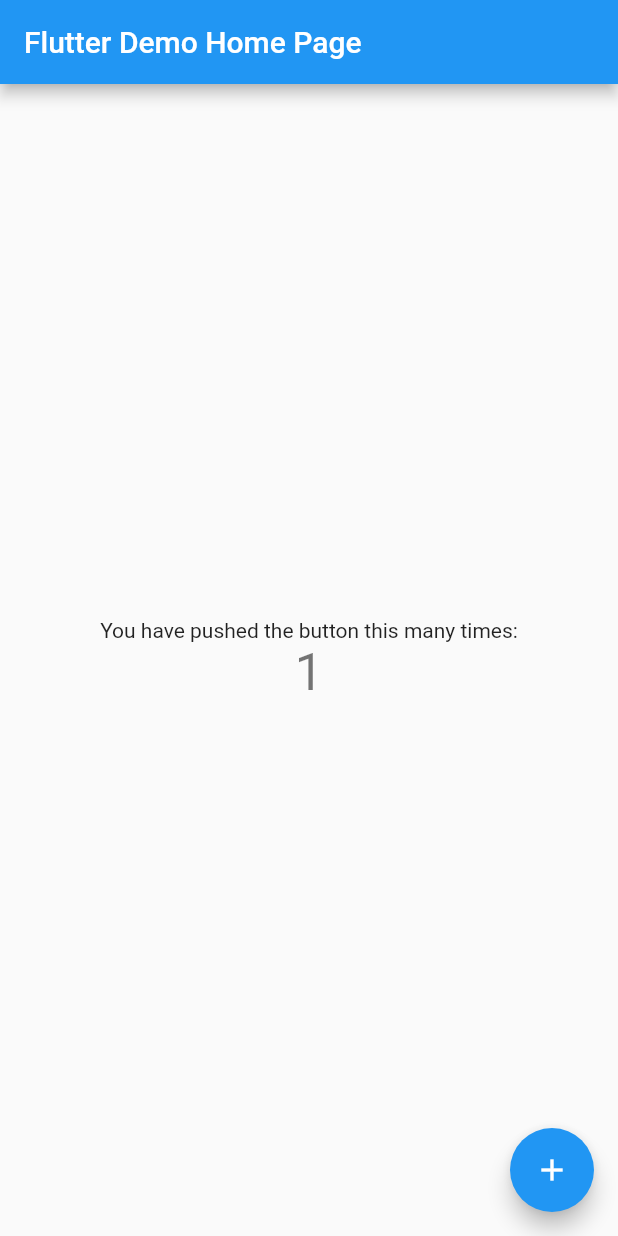
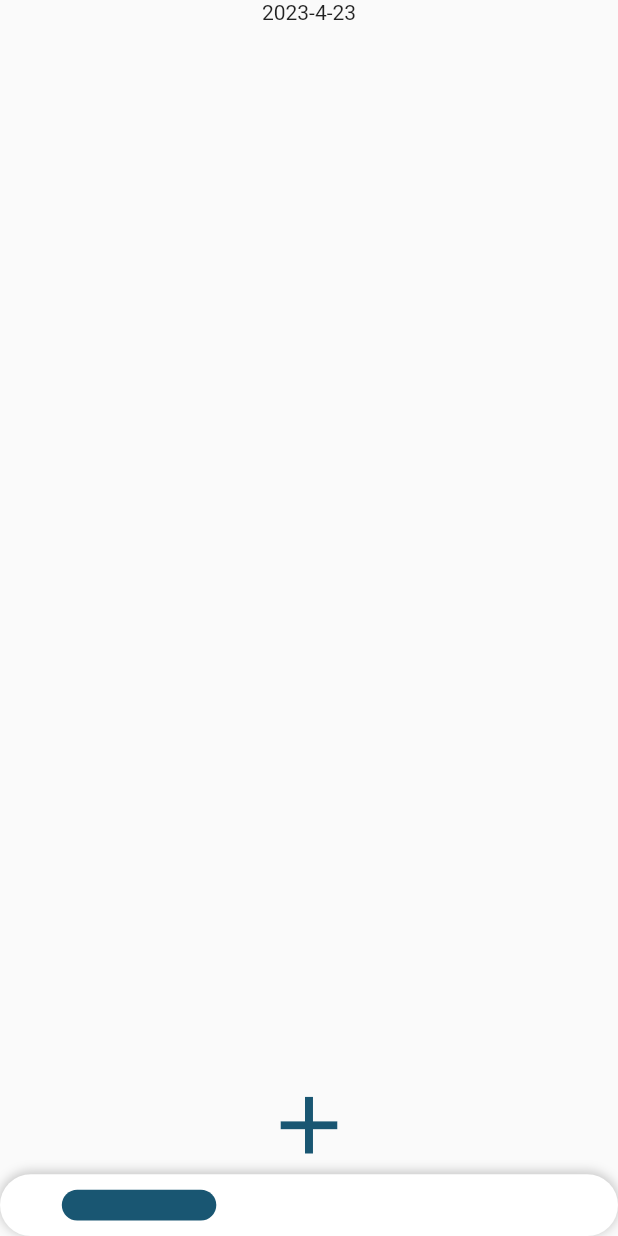
Before and after one commit to jhoncke2/super_daily_habits, a Flutter app: the screen it shows after launch, after a tap on the "add" icon, on a phone screen of 412 x 824 dp. Run offline on Flutter 3.47's test engine with Material 2 defaults, Android fonts, the phone set to English and light mode, and no system bars; our stand-ins replace bloc, equatable, flutter_bloc, get_it, sqflite; accounts and stored records are empty.

Commit message:
Implementando interfaz en today page.

```diff
--- /dev/null
+++ b/lib/app_theme.dart
@@ -0,0 +1,44 @@
+import 'package:flutter/material.dart';
+
+class AppColors{
+  static const primary = Color.fromRGBO(47, 157, 192, 1);
+  static const primaryLight = Color.fromRGBO(79, 190, 220, 1);
+  static const primaryDark = Color.fromRGBO(25, 86, 114, 1);
+  static const primarySuperLight = Color.fromRGBO(89, 200, 230, 1);
+  static const secondary = Color.fromRGBO(240, 240, 240, 1);
+  static const secondaryLight = Color.fromRGBO(249, 249, 249, 1);
+  static const textPrimary = Colors.black;
+  static const textPrimaryDark = Colors.white;
+  static const textSecondary = Colors.grey;
+  static const shadow = Color.fromRGBO(200, 200, 200, 1);
+  static const backgroundPrimary = Colors.white;
+  static const backgroundSecondary = Color.fromRGBO(240, 240, 240, 1);
+  static const iconPrimary = Color.fromRGBO(143, 171, 221, 1);
+}
+
+class AppDimens{
+  static final AppDimens _instance = AppDimens._();
+
+  AppDimens._():
+    _screenWidth = MediaQueryData.fromWindow(WidgetsBinding.instance.window).size.width,
+    _screenHeight = MediaQueryData.fromWindow(WidgetsBinding.instance.window).size.height;
+
+  factory AppDimens() => _instance;
+
+  final double _screenHeight;
+  final double _screenWidth;
+
+  double get scaffoldHorizontalPadding => _screenWidth * 0.02;
+  double get scaffoldVerticalPadding => _screenHeight * 0.01;
+  double get normalContainerHorizontalMargin => _screenWidth * 0.022;
+  double get normalContainerVerticalMargin => _screenHeight * 0.011;
+  double get titleTextSize => 26;
+  double get subtitleTextSize => 20;
+  double get normalTextSize => 17;
+  double get littleTextSize => 15;
+  double get littleIconSize => 22;
+  double get normalIconSize => 50;
+  double get bigIconSize => 65;
+  double getHeightPercentage(double perc) => _screenHeight * perc;
+  double getWidthPercentage(double perc) => _screenWidth * perc;
+}
--- a/lib/common/data/database.dart
+++ b/lib/common/data/database.dart
@@ -33,30 +33,6 @@ const activitiesWorkKey = 'work';
 const daysActivitiesTableName = 'days_activities';
 const daysActivitiesActivityIdKey = 'activity_id';
 const daysActivitiesDayIdKey = 'day_id';
-
-const tablesColumns = {
-  weekDaysTableName: [
-    idKey,
-    weekDaysNameKey
-  ],
-  daysTableName: [
-    idKey,
-    daysDateKey,
-    daysWorkKey
-  ],
-  activitiesTableName: [
-    idKey,
-    activitiesNameKey,
-    activitiesInitHourKey,
-    activitiesDurationKey,
-    activitiesWorkKey
-  ],
-  daysActivitiesTableName: [
-    idKey,
-    daysActivitiesActivityIdKey,
-    daysActivitiesDayIdKey
-  ]
-};
 
 abstract class DatabaseManager{
   Future<List<Map<String, dynamic>>> queryAll(String tableName);
@@ -181,7 +157,7 @@ class CustomDataBaseFactory{
       CREATE TABLE $weekDaysTableName (
         $idKey INTEGER PRIMARY KEY,
         $weekDaysNameKey TEXT NOT NULL,
-        CONSTRAINT $weekDaysNameConstraintName check ($weekDaysNameKey in ($weekDaysMondayValue, $weekDaysThursdayValue, $weekDaysWednesdayValue, $weekDaysTwesdayValue, $weekDaysFridayValue, $weekDaysSaturdayValue, $weekDaysSundayValue, $weekDaysHollyDayValue))
+        CONSTRAINT $weekDaysNameConstraintName check ($weekDaysNameKey in ("$weekDaysMondayValue", "$weekDaysThursdayValue", "$weekDaysWednesdayValue", "$weekDaysTwesdayValue", "$weekDaysFridayValue", "$weekDaysSaturdayValue", "$weekDaysSundayValue", "$weekDaysHollyDayValue"))
       )
     '''
     );
--- a/lib/common/domain/exceptions.dart
+++ b/lib/common/domain/exceptions.dart
@@ -1,7 +1,7 @@
 import 'package:equatable/equatable.dart';
 
 class AppException extends Equatable{
-  final String? message;
+  final String message;
   const AppException(this.message);
   @override
   List<Object?> get props => [message];
--- a/lib/features/today/domain/bloc/today_bloc.dart
+++ b/lib/features/today/domain/bloc/today_bloc.dart
@@ -1,6 +1,7 @@
 import 'package:bloc/bloc.dart';
 import 'package:equatable/equatable.dart';
 import 'package:flutter/material.dart';
+import 'package:super_daily_habits/common/domain/exceptions.dart';
 import 'package:super_daily_habits/features/today/domain/entities/custom_time.dart';
 import 'package:super_daily_habits/features/today/domain/entities/day.dart';
 import 'package:super_daily_habits/features/today/domain/entities/activity/habit_activity_creation.dart';
@@ -11,6 +12,7 @@ part 'today_event.dart';
 part 'today_state.dart';
 
 class TodayBloc extends Bloc<TodayEvent, TodayState> {
+  static const unexpectedErrorMessage = 'Ha ocurdido un error inesperado';
   final TodayRepository repository;
   final CurrentDateGetter currentDateGetter;
   final ActivityCompletitionValidator activityCompletitionValidator;
@@ -34,6 +36,8 @@ class TodayBloc extends Bloc<TodayEvent, TodayState> {
         _updateActivityWork(emit, event);
       }else if(event is CreateActivity){
         await _createActivity(emit);
+      }else if(event is CancelActivityCreation){
+        _cancelActivityCreation(emit);
       }
     });
   }
@@ -124,7 +128,29 @@ class TodayBloc extends Bloc<TodayEvent, TodayState> {
   }
 
   Future<void> _createActivity(Emitter<TodayState> emit)async{
+    final initialState = (state as OnCreatingActivity);
+    try{
+      emit(OnLoadingTodayDay());
+      final updatedDay = await repository.setActivityToDay(
+        initialState.activity,
+        initialState.today
+      );
+      emit(OnTodayDay(today: updatedDay));
+    }on AppException catch(exception){
+      emit(OnCreatingActivityError(
+        today: initialState.today,
+        activity: initialState.activity,
+        canEnd: initialState.canEnd,
+        message: exception.message.isNotEmpty? exception.message : unexpectedErrorMessage
+      ));
+    }
+  }
 
+  void _cancelActivityCreation(Emitter<TodayState> emit){
+    final initialState = (state as OnCreatingActivity);
+    emit(OnTodayDay(
+      today: initialState.today
+    ));
   }
 
   HabitActivityCreation _getActivityCreationFromExistent(
--- a/lib/features/today/domain/bloc/today_event.dart
+++ b/lib/features/today/domain/bloc/today_event.dart
@@ -39,6 +39,6 @@ class CreateActivity extends TodayEvent{
 
 }
 
-class CancelActtivityCreation extends TodayEvent{
+class CancelActivityCreation extends TodayEvent{
 
 }
--- /dev/null
+++ b/lib/features/today/presentation/today_page.dart
@@ -0,0 +1,37 @@
+import 'package:flutter/material.dart';
+import 'package:flutter_bloc/flutter_bloc.dart';
+import 'package:super_daily_habits/features/today/domain/bloc/today_bloc.dart';
+import 'package:super_daily_habits/features/today/presentation/widgets/today_loaded.dart';
+import 'package:super_daily_habits/injection_container.dart';
+
+class TodayPage extends StatelessWidget {
+  const TodayPage({Key? key}) : super(key: key);
+
+  @override
+  Widget build(BuildContext context) {
+    return BlocProvider<TodayBloc>(
+        create: (_) => sl<TodayBloc>(),
+        child: Scaffold(body: SafeArea(
+          child: BlocBuilder<TodayBloc, TodayState>(
+            builder: (blocContext, blocState) {
+              _managePostFrameCallbacks(blocContext, blocState);
+              return (
+                (blocState is OnShowingTodayDay)?
+                  TodayLoaded(
+                    today: blocState.today,
+                  ):
+                  const Center(
+                    child: CircularProgressIndicator(),
+                  )
+              );
+            },
+          ),
+        )));
+  }
+
+  void _managePostFrameCallbacks(BuildContext context, TodayState state) {
+    if(state is TodayInitial){
+      BlocProvider.of<TodayBloc>(context).add(LoadDayByCurrentDate());
+    }
+  }
+}
--- /dev/null
+++ b/lib/features/today/presentation/utils.dart
@@ -0,0 +1,4 @@
+import 'package:super_daily_habits/features/today/domain/entities/custom_date.dart';
+
+String formatDate(CustomDate date) =>
+  '${date.year}-${date.month}-${date.day}';
--- /dev/null
+++ b/lib/features/today/presentation/widgets/today_loaded.dart
@@ -0,0 +1,42 @@
+import 'package:flutter/material.dart';
+import 'package:super_daily_habits/app_theme.dart';
+import 'package:super_daily_habits/features/today/domain/entities/day.dart';
+import 'package:super_daily_habits/features/today/presentation/widgets/work_bar.dart';
+import '../utils.dart' as utils;
+class TodayLoaded extends StatelessWidget {
+  final Day today;
+  const TodayLoaded({
+    Key? key,
+    required this.today
+  }) : super(key: key);
+
+  @override
+  Widget build(BuildContext context) {
+    final dimens = AppDimens();
+    return SizedBox(
+      width: dimens.getWidthPercentage(1),
+      child: Column(
+        crossAxisAlignment: CrossAxisAlignment.center,
+        children: [
+          Text(
+            utils.formatDate(today.date)
+          ),
+          Expanded(
+            child: Container(),
+          ),
+          InkWell(
+            onTap: (){
+
+            },
+            child: Icon(
+              Icons.add,
+              size: dimens.bigIconSize,
+              color: AppColors.primaryDark,
+            )
+          ),
+          WorkBar()
+        ]
+      ),
+    );
+  }
+}
--- /dev/null
+++ b/lib/features/today/presentation/widgets/work_bar.dart
@@ -0,0 +1,43 @@
+import 'package:flutter/material.dart';
+import 'package:super_daily_habits/app_theme.dart';
+class WorkBar extends StatelessWidget {
+  const WorkBar({Key? key}) : super(key: key);
+
+  @override
+  Widget build(BuildContext context) {
+    final dimens = AppDimens();
+    return Container(
+      width: dimens.getWidthPercentage(1),
+      height: dimens.getHeightPercentage(0.05),
+      padding: EdgeInsets.symmetric(
+        horizontal: dimens.getWidthPercentage(0.1)
+      ),
+      decoration: BoxDecoration(
+        color: Colors.white,
+        borderRadius: BorderRadius.circular(
+          100
+        ),
+        boxShadow: const [
+          BoxShadow(
+            offset: Offset(0, -1),
+            blurRadius: 5,
+            spreadRadius: 1,
+            color: AppColors.shadow
+          )
+        ]
+      ),
+      child: Row(
+        children: [
+          Container(
+            width: dimens.getWidthPercentage(0.25),
+            height: dimens.getHeightPercentage(0.025),
+            decoration: BoxDecoration(
+              color: AppColors.primaryDark,
+              borderRadius: BorderRadius.circular(25)
+            ),
+          )
+        ],
+      ),
+    );
+  }
+}
--- /dev/null
+++ b/lib/injection_container.dart
@@ -0,0 +1,53 @@
+import 'package:get_it/get_it.dart';
+import 'package:super_daily_habits/common/data/database.dart';
+import 'package:super_daily_habits/features/today/data/data_sources/fake/data_base_injecter.dart';
+import 'package:super_daily_habits/features/today/data/data_sources/today_local_adapter.dart';
+import 'package:super_daily_habits/features/today/data/data_sources/today_local_data_source.dart';
+import 'package:super_daily_habits/features/today/data/data_sources/today_local_data_source_impl.dart';
+import 'package:super_daily_habits/features/today/data/today_repository_impl.dart';
+import 'package:super_daily_habits/features/today/domain/bloc/today_bloc.dart';
+import 'package:super_daily_habits/features/today/domain/helpers/activity_completition_validator.dart';
+import 'package:super_daily_habits/features/today/domain/helpers/current_date_getter.dart';
+import 'package:super_daily_habits/features/today/domain/today_repository.dart';
+
+final sl = GetIt.instance;
+bool useRealData = false;
+
+Future<void> init() async {
+  final db = await CustomDataBaseFactory.dataBase;
+  sl.registerLazySingleton<DatabaseManager>(
+    () => DataBaseManagerImpl(
+      db: db
+    )
+  );
+  sl.registerLazySingleton<TodayLocalAdapter>(
+    () => TodayLocalAdapterImpl()
+  );
+  if(!useRealData){
+    final databaseInjecter = DataBaseInjecter(
+      databaseManager: sl<DatabaseManager>(),
+      adapter: sl<TodayLocalAdapter>()
+    );
+    await databaseInjecter.injectFakeData();
+  }
+  sl.registerLazySingleton<TodayLocalDataSource>(
+    () => TodayLocalDataSourceImpl(
+      dbManager: sl<DatabaseManager>(),
+      adapter: sl<TodayLocalAdapter>()
+    )
+  );
+  sl.registerLazySingleton<TodayRepository>(
+    () => TodayRepositoryImpl(
+      localDataSource: sl<TodayLocalDataSource>()
+    )
+  );
+  final currentDateGetter = CurrentDateGetterImpl();
+  final activityCompletitionValidator = ActivityCompletitionValidatorImpl();
+  sl.registerFactory<TodayBloc>(
+    () => TodayBloc(
+      repository: sl<TodayRepository>(),
+      currentDateGetter: currentDateGetter,
+      activityCompletitionValidator: activityCompletitionValidator
+    )
+  );
+}
--- a/lib/main.dart
+++ b/lib/main.dart
@@ -1,6 +1,10 @@
 import 'package:flutter/material.dart';
+import 'package:super_daily_habits/features/today/presentation/today_page.dart';
+import './injection_container.dart' as ic;
 
-void main() {
+Future<void> main()async{
+  WidgetsFlutterBinding.ensureInitialized();
+  await ic.init();
   runApp(const MyApp());
 }
 
@@ -13,103 +17,9 @@ class MyApp extends StatelessWidget {
     return MaterialApp(
       title: 'Flutter Demo',
       theme: ThemeData(
-        // This is the theme of your application.
-        //
-        // Try running your application with "flutter run". You'll see the
-        // application has a blue toolbar. Then, without quitting the app, try
-        // changing the primarySwatch below to Colors.green and then invoke
-        // "hot reload" (press "r" in the console where you ran "flutter run",
-        // or simply save your changes to "hot reload" in a Flutter IDE).
-        // Notice that the counter didn't reset back to zero; the application
-        // is not restarted.
-        primarySwatch: Colors.blue,
+        primarySwatch: Colors.blue
       ),
-      home: const MyHomePage(title: 'Flutter Demo Home Page'),
+      home: const TodayPage()
     );
   }
 }
-
-class MyHomePage extends StatefulWidget {
-  const MyHomePage({super.key, required this.title});
-
-  // This widget is the home page of your application. It is stateful, meaning
-  // that it has a State object (defined below) that contains fields that affect
-  // how it looks.
-
-  // This class is the configuration for the state. It holds the values (in this
-  // case the title) provided by the parent (in this case the App widget) and
-  // used by the build method of the State. Fields in a Widget subclass are
-  // always marked "final".
-
-  final String title;
-
-  @override
-  State<MyHomePage> createState() => _MyHomePageState();
-}
-
-class _MyHomePageState extends State<MyHomePage> {
-  int _counter = 0;
-
-  void _incrementCounter() {
-    setState(() {
-      // This call to setState tells the Flutter framework that something has
-      // changed in this State, which causes it to rerun the build method below
-      // so that the display can reflect the updated values. If we changed
-      // _counter without calling setState(), then the build method would not be
-      // called again, and so nothing would appear to happen.
-      _counter++;
-    });
-  }
-
-  @override
-  Widget build(BuildContext context) {
-    // This method is rerun every time setState is called, for instance as done
-    // by the _incrementCounter method above.
-    //
-    // The Flutter framework has been optimized to make rerunning build methods
-    // fast, so that you can just rebuild anything that needs updating rather
-    // than having to individually change instances of widgets.
-    return Scaffold(
-      appBar: AppBar(
-        // Here we take the value from the MyHomePage object that was created by
-        // the App.build method, and use it to set our appbar title.
-        title: Text(widget.title),
-      ),
-      body: Center(
-        // Center is a layout widget. It takes a single child and positions it
-        // in the middle of the parent.
-        child: Column(
-          // Column is also a layout widget. It takes a list of children and
-          // arranges them vertically. By default, it sizes itself to fit its
-          // children horizontally, and tries to be as tall as its parent.
-          //
-          // Invoke "debug painting" (press "p" in the console, choose the
-          // "Toggle Debug Paint" action from the Flutter Inspector in Android
-          // Studio, or the "Toggle Debug Paint" command in Visual Studio Code)
-          // to see the wireframe for each widget.
-          //
-          // Column has various properties to control how it sizes itself and
-          // how it positions its children. Here we use mainAxisAlignment to
-          // center the children vertically; the main axis here is the vertical
-          // axis because Columns are vertical (the cross axis would be
-          // horizontal).
-          mainAxisAlignment: MainAxisAlignment.center,
-          children: <Widget>[
-            const Text(
-              'You have pushed the button this many times:',
-            ),
-            Text(
-              '$_counter',
-              style: Theme.of(context).textTheme.headline4,
-            ),
-          ],
-        ),
-      ),
-      floatingActionButton: FloatingActionButton(
-        onPressed: _incrementCounter,
-        tooltip: 'Increment',
-        child: const Icon(Icons.add),
-      ), // This trailing comma makes auto-formatting nicer for build methods.
-    );
-  }
-}
```
Also changed, not shown: 1 other file.
